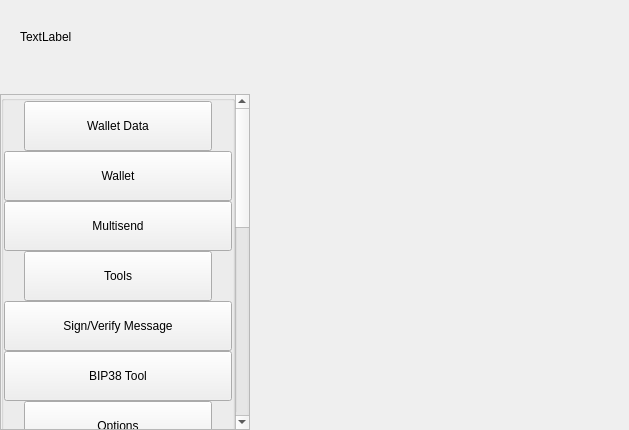
Old version of the form src/qt/BitcoinAdult/settings/forms/settingswidget.ui in the repository BitcoinAdultNg/BitcoinAdult.
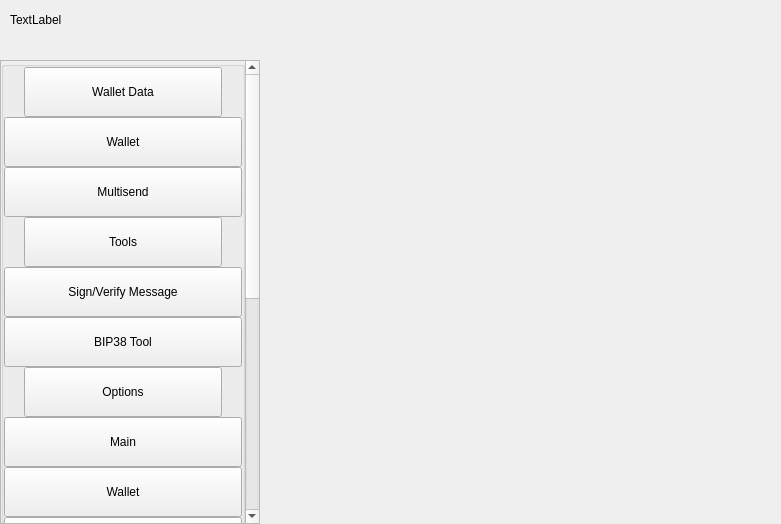
New version of the form.

```diff
--- a/src/qt/BitcoinAdult/settings/forms/settingswidget.ui
+++ b/src/qt/BitcoinAdult/settings/forms/settingswidget.ui
@@ -6,8 +6,8 @@
    <rect>
     <x>0</x>
     <y>0</y>
-    <width>629</width>
-    <height>430</height>
+    <width>781</width>
+    <height>524</height>
    </rect>
   </property>
   <property name="windowTitle">
@@ -60,14 +60,35 @@
           <property name="spacing">
            <number>0</number>
           </property>
+          <property name="sizeConstraint">
+           <enum>QLayout::SetMinimumSize</enum>
+          </property>
           <property name="leftMargin">
-           <number>20</number>
+           <number>10</number>
           </property>
           <property name="rightMargin">
            <number>20</number>
           </property>
           <item>
            <widget class="QLabel" name="labelTitle">
+            <property name="sizePolicy">
+             <sizepolicy hsizetype="Preferred" vsizetype="Minimum">
+              <horstretch>0</horstretch>
+              <verstretch>0</verstretch>
+             </sizepolicy>
+            </property>
+            <property name="minimumSize">
+             <size>
+              <width>0</width>
+              <height>40</height>
+             </size>
+            </property>
+            <property name="maximumSize">
+             <size>
+              <width>16777215</width>
+              <height>50</height>
+             </size>
+            </property>
             <property name="text">
              <string>TextLabel</string>
             </property>
@@ -109,14 +130,29 @@
           <item>
            <widget class="QScrollArea" name="scrollArea">
             <property name="sizePolicy">
-             <sizepolicy hsizetype="Expanding" vsizetype="Minimum">
+             <sizepolicy hsizetype="Expanding" vsizetype="Expanding">
               <horstretch>0</horstretch>
               <verstretch>0</verstretch>
              </sizepolicy>
             </property>
+            <property name="minimumSize">
+             <size>
+              <width>0</width>
+              <height>0</height>
+             </size>
+            </property>
+            <property name="maximumSize">
+             <size>
+              <width>16777215</width>
+              <height>16777215</height>
+             </size>
+            </property>
             <property name="styleSheet">
              <string notr="true"/>
             </property>
+            <property name="verticalScrollBarPolicy">
+             <enum>Qt::ScrollBarAsNeeded</enum>
+            </property>
             <property name="horizontalScrollBarPolicy">
              <enum>Qt::ScrollBarAlwaysOff</enum>
             </property>
@@ -133,13 +169,13 @@
              <property name="geometry">
               <rect>
                <x>0</x>
-               <y>-490</y>
-               <width>230</width>
-               <height>887</height>
+               <y>-472</y>
+               <width>240</width>
+               <height>928</height>
               </rect>
              </property>
              <property name="sizePolicy">
-              <sizepolicy hsizetype="Preferred" vsizetype="Minimum">
+              <sizepolicy hsizetype="Preferred" vsizetype="Preferred">
                <horstretch>0</horstretch>
                <verstretch>0</verstretch>
               </sizepolicy>
@@ -850,6 +886,19 @@
                      </layout>
                     </widget>
                    </item>
+                   <item>
+                    <spacer name="verticalSpacer_3">
+                     <property name="orientation">
+                      <enum>Qt::Vertical</enum>
+                     </property>
+                     <property name="sizeHint" stdset="0">
+                      <size>
+                       <width>20</width>
+                       <height>40</height>
+                      </size>
+                     </property>
+                    </spacer>
+                   </item>
                   </layout>
                  </widget>
                 </item>
```
